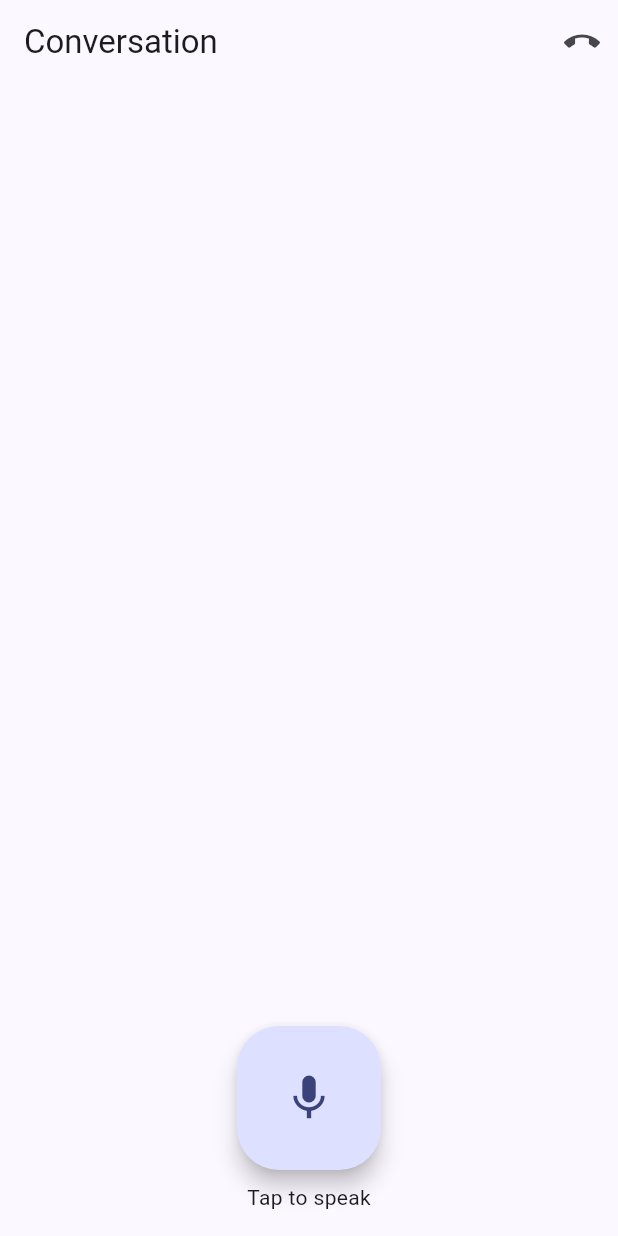
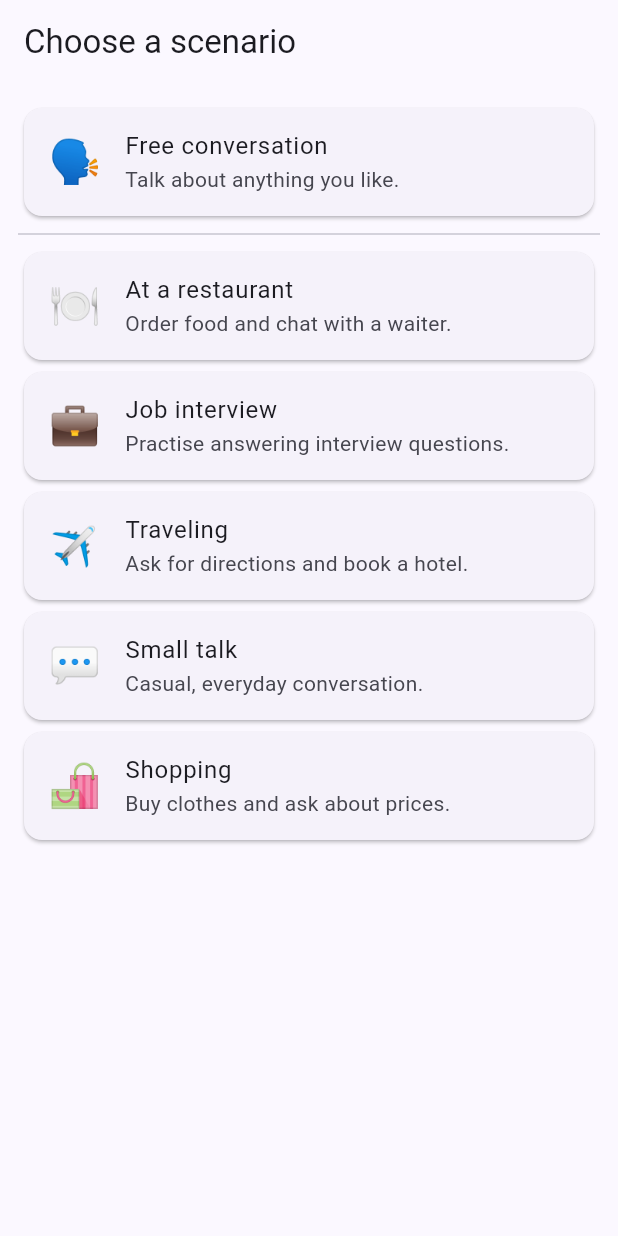
Before and after one commit to ouedraogoissouf2012/APM, a Flutter app: the HomeScreen screen opened by its route, after a tap on "Start a conversation", on a phone screen of 412 x 824 dp. Run offline on Flutter 3.47's test engine with Material 3 defaults, Android fonts, the phone set to English and light mode, and no system bars; our stand-ins replace dio, flutter_riverpod, flutter_secure_storage, flutter_tts, go_router, speech_to_text; accounts and stored records are empty; network calls fail.

Commit message:
feat(mobile): sélecteur de scénarios avant la conversation (#6)
- Scenario + liste kScenarios (restaurant, entretien, voyage, small talk, shopping)
- ScenariosScreen (cartes + option conversation libre)
- Home « Start a conversation » -> /scenarios ; choix -> /conversation?mode=...&scenario=...
- ConversationScreen lit mode/scenario depuis l'URL et démarre la session en conséquence
- flutter analyze: 0 issue ; flutter test: 27 verts (+3 scénarios)

Refs #6

Co-Authored-By: Claude Opus 4.8 (1M context) <noreply@anthropic.com>

```diff
--- a/mobile/lib/src/core/router/app_router.dart
+++ b/mobile/lib/src/core/router/app_router.dart
@@ -9,6 +9,7 @@ import '../../ui/conversation/widgets/conversation_screen.dart';
 import '../../ui/debrief/widgets/debrief_screen.dart';
 import '../../ui/home/widgets/home_screen.dart';
 import '../../ui/profile/widgets/profile_screen.dart';
+import '../../ui/scenarios/widgets/scenarios_screen.dart';
 
 /// The app router. Built once; a [ValueNotifier] tied to the auth state drives
 /// go_router's redirect re-evaluation on login/logout (no codegen).
@@ -41,6 +42,7 @@ final appRouterProvider = Provider<GoRouter>((ref) {
             DebriefScreen(sessionId: int.parse(state.pathParameters['sessionId']!)),
       ),
       GoRoute(path: '/profile', builder: (_, _) => const ProfileScreen()),
+      GoRoute(path: '/scenarios', builder: (_, _) => const ScenariosScreen()),
     ],
   );
 });
--- a/mobile/lib/src/ui/conversation/widgets/conversation_screen.dart
+++ b/mobile/lib/src/ui/conversation/widgets/conversation_screen.dart
@@ -17,7 +17,12 @@ class _ConversationScreenState extends ConsumerState<ConversationScreen> {
   void initState() {
     super.initState();
     WidgetsBinding.instance.addPostFrameCallback((_) {
-      ref.read(conversationViewModelProvider.notifier).start();
+      if (!mounted) return;
+      final params = GoRouterState.of(context).uri.queryParameters;
+      ref.read(conversationViewModelProvider.notifier).start(
+            mode: params['mode'] ?? 'free',
+            scenarioId: params['scenario'],
+          );
     });
   }
 
--- a/mobile/lib/src/ui/home/widgets/home_screen.dart
+++ b/mobile/lib/src/ui/home/widgets/home_screen.dart
@@ -36,7 +36,7 @@ class HomeScreen extends ConsumerWidget {
             const SizedBox(height: 24),
             FilledButton.icon(
               key: const Key('start_conversation_button'),
-              onPressed: () => context.go('/conversation'),
+              onPressed: () => context.go('/scenarios'),
               icon: const Icon(Icons.mic),
               label: const Text('Start a conversation'),
             ),
--- /dev/null
+++ b/mobile/lib/src/ui/scenarios/scenarios.dart
@@ -0,0 +1,48 @@
+/// A guided conversation scenario. `id` is sent to the backend as `scenario_id`
+/// and drives the AI's role in the prompt.
+class Scenario {
+  const Scenario({
+    required this.id,
+    required this.title,
+    required this.description,
+    required this.emoji,
+  });
+
+  final String id;
+  final String title;
+  final String description;
+  final String emoji;
+}
+
+const List<Scenario> kScenarios = [
+  Scenario(
+    id: 'restaurant',
+    title: 'At a restaurant',
+    description: 'Order food and chat with a waiter.',
+    emoji: '🍽️',
+  ),
+  Scenario(
+    id: 'job_interview',
+    title: 'Job interview',
+    description: 'Practise answering interview questions.',
+    emoji: '💼',
+  ),
+  Scenario(
+    id: 'travel',
+    title: 'Traveling',
+    description: 'Ask for directions and book a hotel.',
+    emoji: '✈️',
+  ),
+  Scenario(
+    id: 'small_talk',
+    title: 'Small talk',
+    description: 'Casual, everyday conversation.',
+    emoji: '💬',
+  ),
+  Scenario(
+    id: 'shopping',
+    title: 'Shopping',
+    description: 'Buy clothes and ask about prices.',
+    emoji: '🛍️',
+  ),
+];
--- /dev/null
+++ b/mobile/lib/src/ui/scenarios/widgets/scenarios_screen.dart
@@ -0,0 +1,40 @@
+import 'package:flutter/material.dart';
+import 'package:go_router/go_router.dart';
+
+import '../scenarios.dart';
+
+class ScenariosScreen extends StatelessWidget {
+  const ScenariosScreen({super.key});
+
+  @override
+  Widget build(BuildContext context) {
+    return Scaffold(
+      appBar: AppBar(title: const Text('Choose a scenario')),
+      body: ListView(
+        padding: const EdgeInsets.all(12),
+        children: [
+          Card(
+            key: const Key('free_conversation'),
+            child: ListTile(
+              leading: const Text('🗣️', style: TextStyle(fontSize: 28)),
+              title: const Text('Free conversation'),
+              subtitle: const Text('Talk about anything you like.'),
+              onTap: () => context.go('/conversation?mode=free'),
+            ),
+          ),
+          const Divider(),
+          for (final scenario in kScenarios)
+            Card(
+              key: Key('scenario_${scenario.id}'),
+              child: ListTile(
+                leading: Text(scenario.emoji, style: const TextStyle(fontSize: 28)),
+                title: Text(scenario.title),
+                subtitle: Text(scenario.description),
+                onTap: () => context.go('/conversation?mode=scenario&scenario=${scenario.id}'),
+              ),
+            ),
+        ],
+      ),
+    );
+  }
+}
```
Also changed, not shown: 2 other files.
